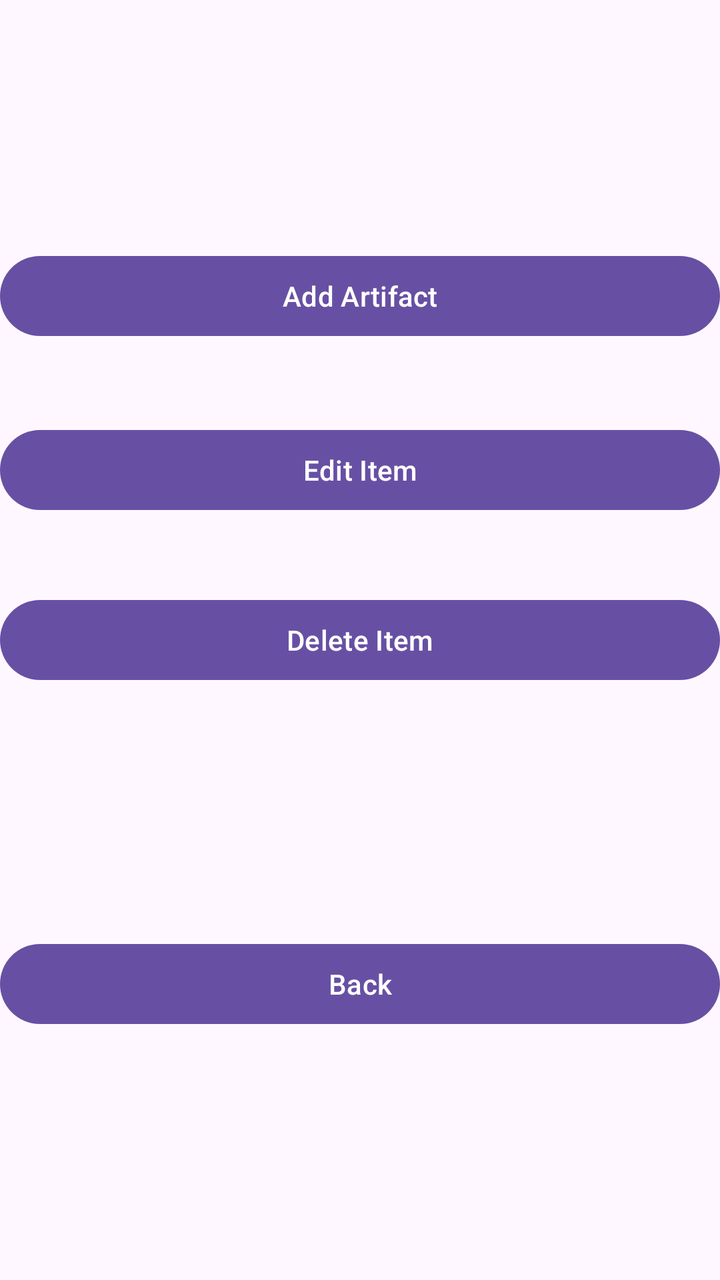
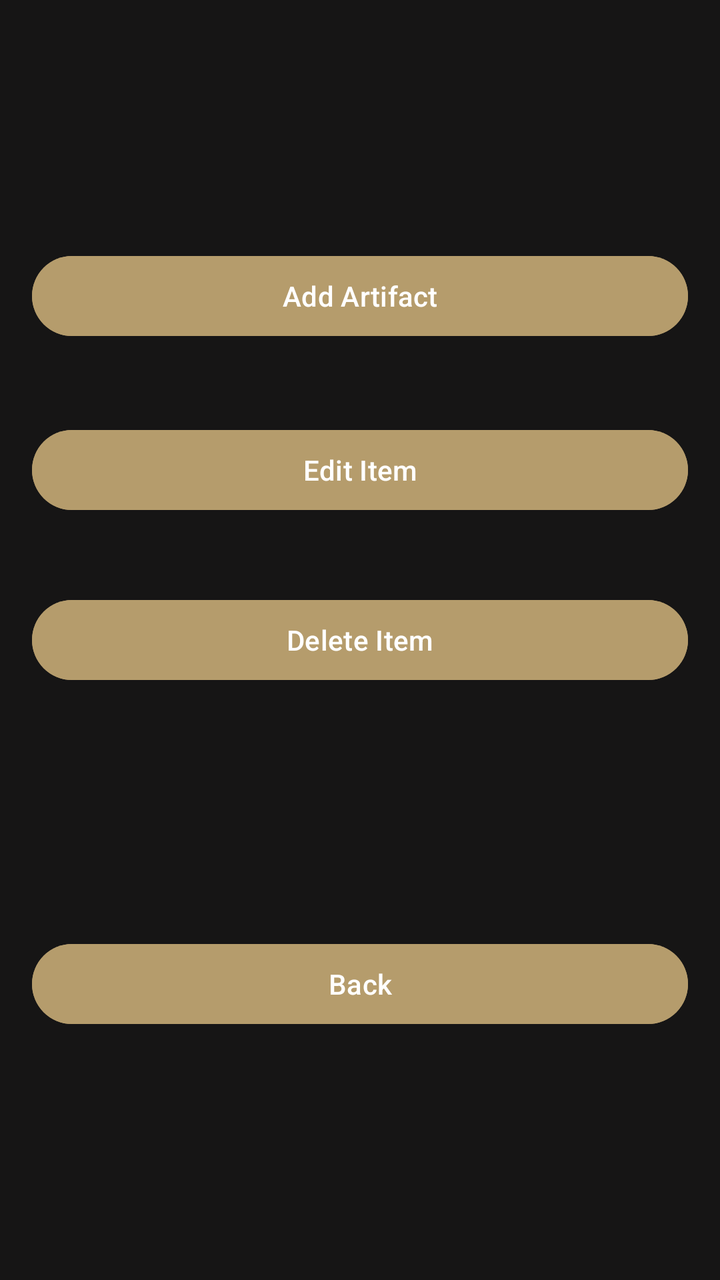

Compare the two renders of this Android layout. The source of the first and the diff that turns it into the second are given below.
<!-- AndroidManifest.xml: application theme Theme.B07DemoSummer2024 -->
<!-- res/layout/fragment_manage_items.xml -->
<?xml version="1.0" encoding="utf-8"?>
<androidx.constraintlayout.widget.ConstraintLayout xmlns:android="http://schemas.android.com/apk/res/android"
    xmlns:app="http://schemas.android.com/apk/res-auto"
    xmlns:tools="http://schemas.android.com/tools"
    android:layout_width="match_parent"
    android:layout_height="match_parent"
    tools:context=".ManageItemsFragment">

    <Button
        android:id="@+id/buttonAddItem"
        android:layout_width="0dp"
        android:layout_height="wrap_content"
        android:text="@string/add_item"
        app:layout_constraintTop_toTopOf="parent"
        app:layout_constraintStart_toStartOf="parent"
        app:layout_constraintEnd_toEndOf="parent"
        app:layout_constraintBottom_toTopOf="@+id/buttonDeleteItem"/>

    <Button
        android:id="@+id/buttonEditItem"
        android:layout_width="0dp"
        android:layout_height="wrap_content"
        android:text="@string/edit_item"
        app:layout_constraintBottom_toTopOf="@+id/buttonDeleteItem"
        app:layout_constraintEnd_toEndOf="parent"
        app:layout_constraintHorizontal_bias="0.0"
        app:layout_constraintStart_toStartOf="parent"
        app:layout_constraintTop_toBottomOf="@+id/buttonAddItem"
        app:layout_constraintVertical_bias="0.515" />

    <Button
        android:id="@+id/buttonDeleteItem"
        android:layout_width="0dp"
        android:layout_height="wrap_content"
        android:text="@string/delete_item"
        app:layout_constraintBottom_toTopOf="@+id/buttonBack"
        app:layout_constraintEnd_toEndOf="parent"
        app:layout_constraintStart_toStartOf="parent"
        app:layout_constraintTop_toBottomOf="@+id/buttonAddItem" />

    <Button
        android:id="@+id/buttonBack"
        android:layout_width="0dp"
        android:layout_height="wrap_content"
        android:text="@string/back"
        app:layout_constraintTop_toBottomOf="@+id/buttonDeleteItem"
        app:layout_constraintStart_toStartOf="parent"
        app:layout_constraintEnd_toEndOf="parent"
        app:layout_constraintBottom_toBottomOf="parent"/>
</androidx.constraintlayout.widget.ConstraintLayout>
<!-- resources referenced by this layout -->
<resources>
  <string name="add_item">Add Artifact</string>
  <string name="back">Back</string>
  <string name="delete_item">Delete Item</string>
  <string name="edit_item">Edit Item</string>
  <style name="Theme.B07DemoSummer2024" parent="Base.Theme.B07DemoSummer2024" />
  <style name="Base.Theme.B07DemoSummer2024" parent="Theme.Material3.DayNight.NoActionBar">
          
          
          <item name="android:statusBarColor">@color/softblack</item>
          <item name="android:navigationBarColor">@color/softblack</item>
      </style>
  <color name="softblack">#161515</color>
</resources>

<!-- the commit's change to res/layout/fragment_manage_items.xml (unified diff, before → after) -->
@@ -4,23 +4,32 @@
     xmlns:tools="http://schemas.android.com/tools"
     android:layout_width="match_parent"
     android:layout_height="match_parent"
+    android:background="@color/softblack"
     tools:context=".ManageItemsFragment">
 
     <Button
         android:id="@+id/buttonAddItem"
         android:layout_width="0dp"
         android:layout_height="wrap_content"
+        android:layout_marginStart="16dp"
+        android:layout_marginEnd="16dp"
+        android:backgroundTint="@color/lightgold"
         android:text="@string/add_item"
-        app:layout_constraintTop_toTopOf="parent"
+        android:textColor="@color/white"
+        app:layout_constraintBottom_toTopOf="@+id/buttonDeleteItem"
+        app:layout_constraintEnd_toEndOf="parent"
         app:layout_constraintStart_toStartOf="parent"
-        app:layout_constraintEnd_toEndOf="parent"
-        app:layout_constraintBottom_toTopOf="@+id/buttonDeleteItem"/>
+        app:layout_constraintTop_toTopOf="parent" />
 
     <Button
         android:id="@+id/buttonEditItem"
         android:layout_width="0dp"
         android:layout_height="wrap_content"
+        android:layout_marginStart="16dp"
+        android:layout_marginEnd="16dp"
+        android:backgroundTint="@color/lightgold"
         android:text="@string/edit_item"
+        android:textColor="@color/white"
         app:layout_constraintBottom_toTopOf="@+id/buttonDeleteItem"
         app:layout_constraintEnd_toEndOf="parent"
         app:layout_constraintHorizontal_bias="0.0"
@@ -32,7 +41,11 @@
         android:id="@+id/buttonDeleteItem"
         android:layout_width="0dp"
         android:layout_height="wrap_content"
+        android:layout_marginStart="16dp"
+        android:layout_marginEnd="16dp"
+        android:backgroundTint="@color/lightgold"
         android:text="@string/delete_item"
+        android:textColor="@color/white"
         app:layout_constraintBottom_toTopOf="@+id/buttonBack"
         app:layout_constraintEnd_toEndOf="parent"
         app:layout_constraintStart_toStartOf="parent"
@@ -42,9 +55,13 @@
         android:id="@+id/buttonBack"
         android:layout_width="0dp"
         android:layout_height="wrap_content"
+        android:layout_marginStart="16dp"
+        android:layout_marginEnd="16dp"
+        android:backgroundTint="@color/lightgold"
         android:text="@string/back"
-        app:layout_constraintTop_toBottomOf="@+id/buttonDeleteItem"
+        android:textColor="@color/white"
+        app:layout_constraintBottom_toBottomOf="parent"
+        app:layout_constraintEnd_toEndOf="parent"
         app:layout_constraintStart_toStartOf="parent"
-        app:layout_constraintEnd_toEndOf="parent"
-        app:layout_constraintBottom_toBottomOf="parent"/>
+        app:layout_constraintTop_toBottomOf="@+id/buttonDeleteItem" />
 </androidx.constraintlayout.widget.ConstraintLayout>
<!-- resource entries referenced after the edit -->
@@ -1,5 +1,6 @@
 <!-- resources referenced by this layout -->
 <resources>
+  <color name="lightgold">#B59C6C</color>
   <string name="add_item">Add Artifact</string>
   <string name="back">Back</string>
   <string name="delete_item">Delete Item</string>
@@ -12,5 +13,6 @@
           <item name="android:navigationBarColor">@color/softblack</item>
       </style>
   <color name="softblack">#161515</color>
+  <color name="white">#FFFFFFFF</color>
 </resources>
 
